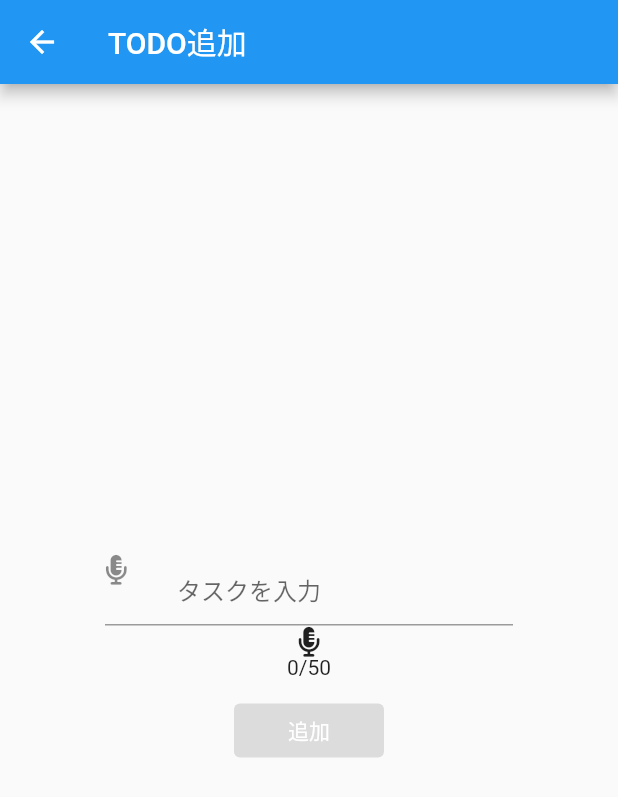
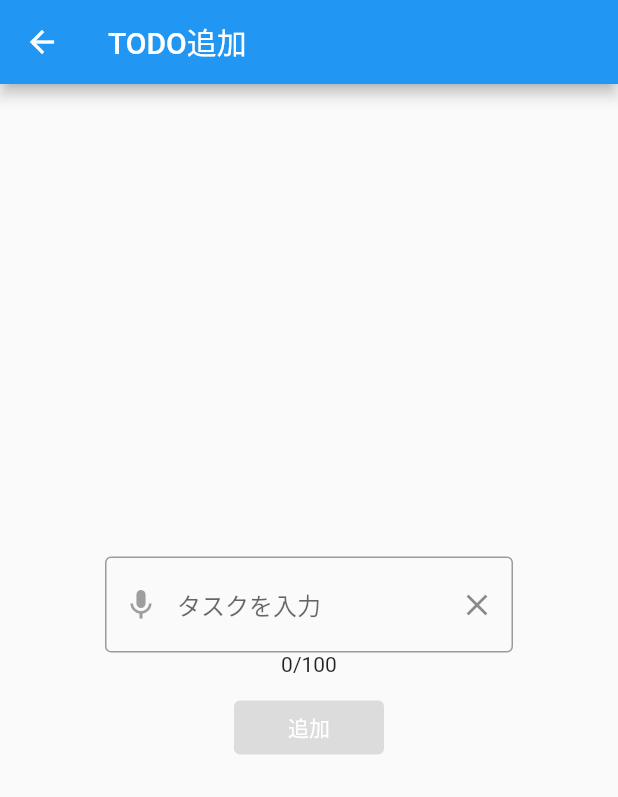
Before and after one commit to devenue-asada/flutter_app, a Flutter app: the TodoAddPage screen opened directly, on a phone screen of 412 x 824 dp. Shown: the top 797 px of the screen. Run offline on Flutter 3.47's test engine with Material 2 defaults, Android fonts, the phone set to English and light mode, and no system bars; our stand-ins replace speech_to_text.

Commit message:
音声入力

```diff
--- a/lib/todo_add.dart
+++ b/lib/todo_add.dart
@@ -1,7 +1,8 @@
 import 'package:flutter/foundation.dart';
 import 'package:flutter/material.dart';
-import 'package:font_awesome_flutter/font_awesome_flutter.dart';
-//import 'package:speech_to_text/speech_to_text.dart' as stt;
+import 'package:speech_to_text/speech_recognition_error.dart';
+import 'package:speech_to_text/speech_recognition_result.dart';
+import 'package:speech_to_text/speech_to_text.dart' as stt;
 
 class TodoAddPage extends StatefulWidget {
   @override
@@ -9,8 +10,15 @@ class TodoAddPage extends StatefulWidget {
 }
 
 class _TodoAddPageState extends State<TodoAddPage> {
+  final _controller = TextEditingController();
   String _task = '';
-  int maxLen = 50;
+  int maxLen = 100;
+
+  stt.SpeechToText speech = stt.SpeechToText();
+  String lastWords = '';
+  String lastError = '';
+  String lastStatus = '';
+  bool isRecording = false;
 
   viewTextLen() {
     return "${_task.length}/${maxLen}";
@@ -18,6 +26,37 @@ class _TodoAddPageState extends State<TodoAddPage> {
 
   inputTextLenValid() {
     return _task.isNotEmpty && _task.length <= maxLen;
+  }
+
+  Future<void> _speak() async {
+    isRecording = await speech.initialize(
+        onError: errorListener, onStatus: statusListener);
+    if (!isRecording) return;
+    speech.listen(onResult: resultListener);
+  }
+
+  Future<void> _stop() async {
+    speech.stop();
+    isRecording = false;
+  }
+
+  void resultListener(SpeechRecognitionResult result) {
+    setState(() {
+      lastWords = '$result.recognizedWords';
+      print(lastWords);
+    });
+  }
+
+  void errorListener(SpeechRecognitionError error) {
+    setState(() {
+      lastError = '${error.errorMsg} - ${error.permanent}';
+    });
+  }
+
+  void statusListener(String status) {
+    setState(() {
+      lastStatus = '$status';
+    });
   }
 
   @override
@@ -33,20 +72,24 @@ class _TodoAddPageState extends State<TodoAddPage> {
             children: <Widget>[
               const SizedBox(height: 0),
               TextField(
-                onChanged: (String value) => setState(() {
-                  _task = value;
-                }),
-                decoration: const InputDecoration(
-                  hintText: "タスクを入力",
-                  prefixIcon: FaIcon(
-                    FontAwesomeIcons.microphoneLines,
-                    size: 20,
+                controller: _controller,
+                onChanged: (String value) => setState(() => _task = value),
+                decoration: InputDecoration(
+                  hintText: 'タスクを入力',
+                  prefixIcon: IconButton(
+                      onPressed: () => isRecording ? _stop() : _speak(),
+                      icon: Icon(Icons.mic,
+                          size: isRecording ? 26 : 24,
+                          color: isRecording ? Colors.blue : Colors.grey)),
+                  suffixIcon: IconButton(
+                    onPressed: () {
+                      _controller.clear();
+                      setState(() => _task = "");
+                    },
+                    icon: const Icon(Icons.clear),
                   ),
+                  border: const OutlineInputBorder(),
                 ),
-              ),
-              const FaIcon(
-                FontAwesomeIcons.microphoneLines,
-                size: 20,
               ),
               Text(
                 viewTextLen(),
@@ -57,10 +100,7 @@ class _TodoAddPageState extends State<TodoAddPage> {
                 width: 100,
                 child: ElevatedButton(
                   onPressed: inputTextLenValid()
-                      ? () {
-                          debugPrint(_task);
-                          Navigator.of(context).pop(_task);
-                        }
+                      ? () => Navigator.of(context).pop(_task)
                       : null,
                   child:
                       const Text('追加', style: TextStyle(color: Colors.white)),
```
Also changed, not shown: 2 other files.
